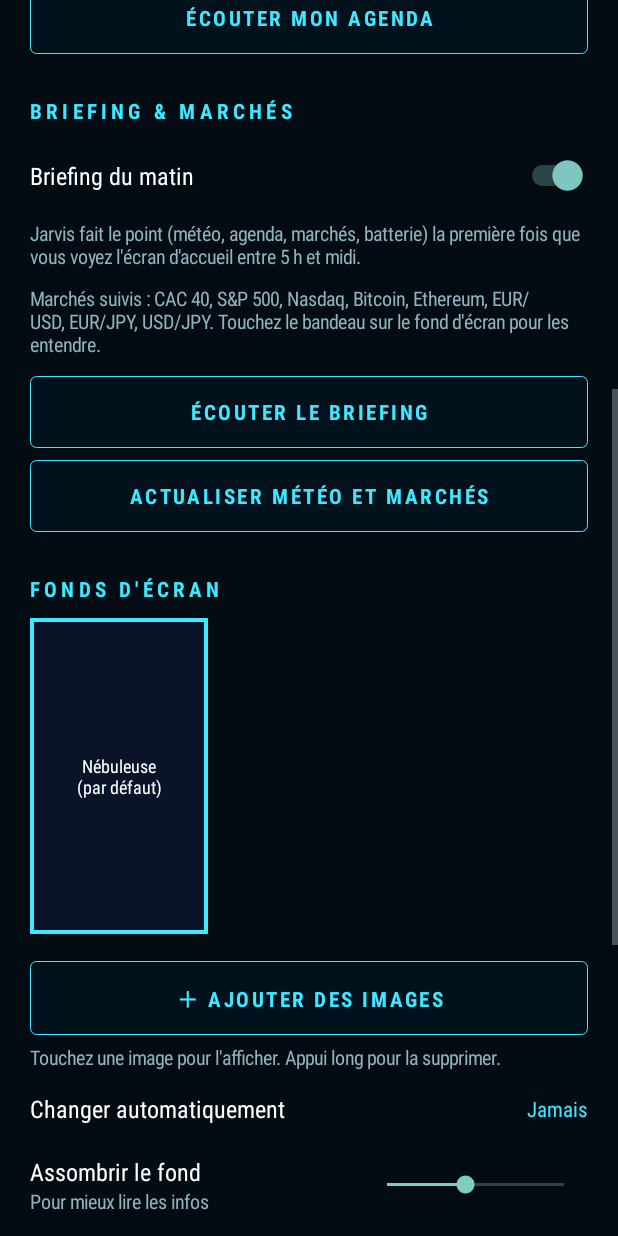
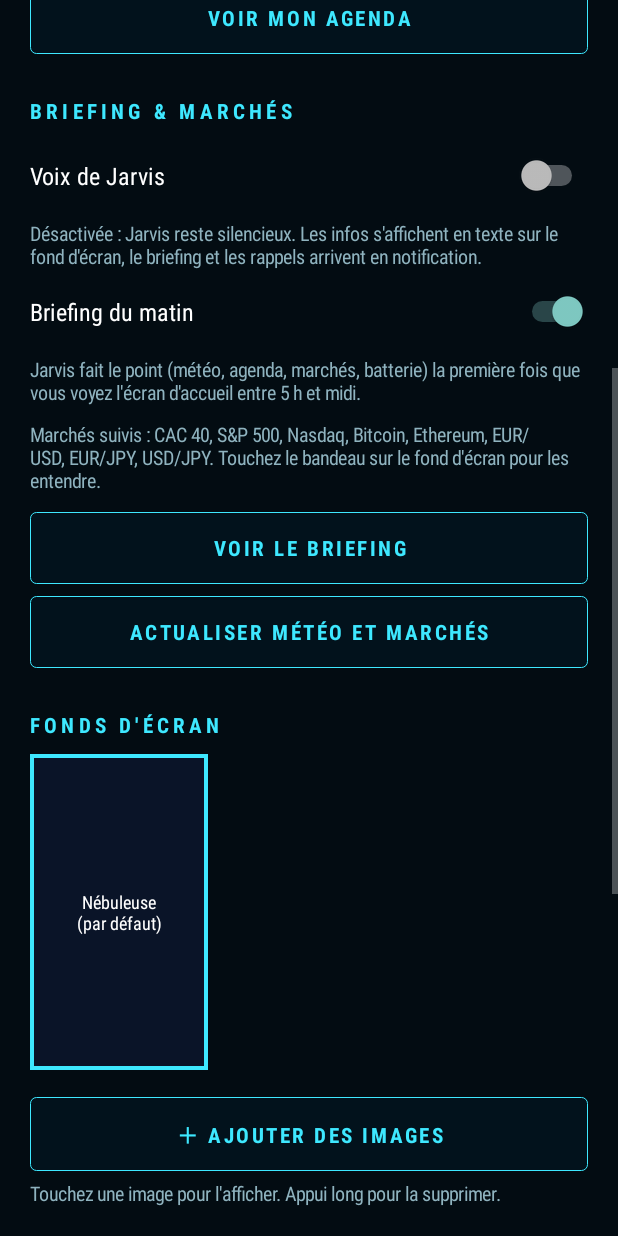
Before and after one commit to GBDX1478/jarvis_wallpaper, an Android app: the screen it shows after launch (SettingsActivity), scrolled down 576 dp, on a phone screen of 412 x 824 dp. Run offline under Robolectric (Android 15) with nearby library versions, the phone set to English and light mode, and no system bars.

Commit message:
Jarvis 2.1 : mode silencieux par défaut (texte à l'écran, notifications)
Co-Authored-By: Claude Opus 5.5 <noreply@anthropic.com>
Claude-Session: https://claude.ai/code/session_013xV9PEmcoKtsigEwNkveUW

```diff
--- a/app/build.gradle.kts
+++ b/app/build.gradle.kts
@@ -11,8 +11,8 @@ android {
         applicationId = "fr.guill.jarvis"
         minSdk = 26
         targetSdk = 34
-        versionCode = 2
-        versionName = "2.0"
+        versionCode = 3
+        versionName = "2.1"
     }
 
     signingConfigs {
--- a/app/src/main/java/fr/guill/jarvis/Prefs.kt
+++ b/app/src/main/java/fr/guill/jarvis/Prefs.kt
@@ -35,6 +35,7 @@ object Prefs {
     const val K_REMIND = "remind"
     const val K_REMIND_MIN = "remind_min"
     const val K_BRIEFING = "briefing"
+    const val K_VOICE = "voice"
     const val K_LAST_BRIEF = "last_brief"
 
     // Caches (écrits par DataRepo)
@@ -65,6 +66,7 @@ object Prefs {
     fun remind(c: Context): Boolean = sp(c).getBoolean(K_REMIND, true)
     fun remindMinutes(c: Context): Int = sp(c).getInt(K_REMIND_MIN, 15)
     fun briefing(c: Context): Boolean = sp(c).getBoolean(K_BRIEFING, true)
+    fun voice(c: Context): Boolean = sp(c).getBoolean(K_VOICE, false)
 
     fun imagesDir(c: Context): File = File(c.filesDir, "fonds").apply { mkdirs() }
     fun images(c: Context): List<File> =
--- a/app/src/main/java/fr/guill/jarvis/SettingsActivity.kt
+++ b/app/src/main/java/fr/guill/jarvis/SettingsActivity.kt
@@ -106,15 +106,17 @@ class SettingsActivity : Activity() {
             listOf("5 min avant" to 5, "10 min avant" to 10, "15 min avant" to 15, "30 min avant" to 30),
             Prefs.K_REMIND_MIN, 15
         ))
-        root.addView(actionButton("ÉCOUTER MON AGENDA") { speaker.say(Speech.agendaToday(this)) })
+        root.addView(actionButton("VOIR MON AGENDA") { present("Agenda", Speech.agendaToday(this)) })
 
         // ---- Briefing & marchés
         root.addView(section("BRIEFING & MARCHÉS"))
+        root.addView(switchRow("Voix de Jarvis", Prefs.K_VOICE, Prefs.voice(this)))
+        root.addView(note("Désactivée : Jarvis reste silencieux. Les infos s'affichent en texte sur le fond d'écran, le briefing et les rappels arrivent en notification."))
         root.addView(switchRow("Briefing du matin", Prefs.K_BRIEFING, Prefs.briefing(this)))
         root.addView(note("Jarvis fait le point (météo, agenda, marchés, batterie) la première fois que vous voyez l'écran d'accueil entre 5 h et midi."))
         root.addView(note("Marchés suivis : CAC 40, S&P 500, Nasdaq, Bitcoin, Ethereum, EUR/USD, EUR/JPY, USD/JPY. Touchez le bandeau sur le fond d'écran pour les entendre."))
         root.addView(space(8))
-        root.addView(actionButton("ÉCOUTER LE BRIEFING") { briefingNow() })
+        root.addView(actionButton("VOIR LE BRIEFING") { briefingNow() })
         root.addView(space(8))
         root.addView(actionButton("ACTUALISER MÉTÉO ET MARCHÉS") { refreshNow() })
 
@@ -145,8 +147,8 @@ class SettingsActivity : Activity() {
             Prefs.K_FPS, 20
         ))
         root.addView(space(12))
-        root.addView(actionButton("TESTER LE RAPPORT VOCAL") { testVoice() })
-        root.addView(note("Sur l'écran d'accueil, touchez le réacteur pour entendre le rapport de Jarvis."))
+        root.addView(actionButton("VOIR LE RAPPORT") { testVoice() })
+        root.addView(note("Sur l'écran d'accueil, touchez le réacteur, la météo, l'agenda ou le bandeau des marchés pour afficher les détails."))
 
         refreshThumbs()
     }
@@ -387,7 +389,13 @@ class SettingsActivity : Activity() {
     }
 
     private fun testVoice() {
-        speaker.say(Speech.report(this, runCatching { SystemInfo.read(this) }.getOrNull(), DataRepo.weather(this)))
+        present("Rapport", Speech.report(this, runCatching { SystemInfo.read(this) }.getOrNull(), DataRepo.weather(this)))
+    }
+
+    /** Voix si activée, sinon une fenêtre avec le texte. */
+    private fun present(title: String, text: String) {
+        if (Prefs.voice(this)) speaker.say(text)
+        else AlertDialog.Builder(this).setTitle(title).setMessage(text).setPositiveButton("OK", null).show()
     }
 
     // ---------------------------------------------------------------- météo
@@ -532,7 +540,7 @@ class SettingsActivity : Activity() {
             runCatching { DataRepo.refresh(this) }
             val s = runCatching { SystemInfo.read(this) }.getOrNull()
             val txt = Speech.briefing(this, s, DataRepo.weather(this), DataRepo.quotes(this))
-            runOnUiThread { speaker.say(txt) }
+            runOnUiThread { present("Briefing du matin", txt) }
         }.start()
     }
 
```
Also changed, not shown: app/src/main/java/fr/guill/jarvis/HudRenderer.kt (+65 -0 lines), app/src/main/java/fr/guill/jarvis/JarvisWallpaperService.kt (+18 -2 lines), app/src/main/java/fr/guill/jarvis/Reminders.kt (+8 -4 lines), 1 other file.
